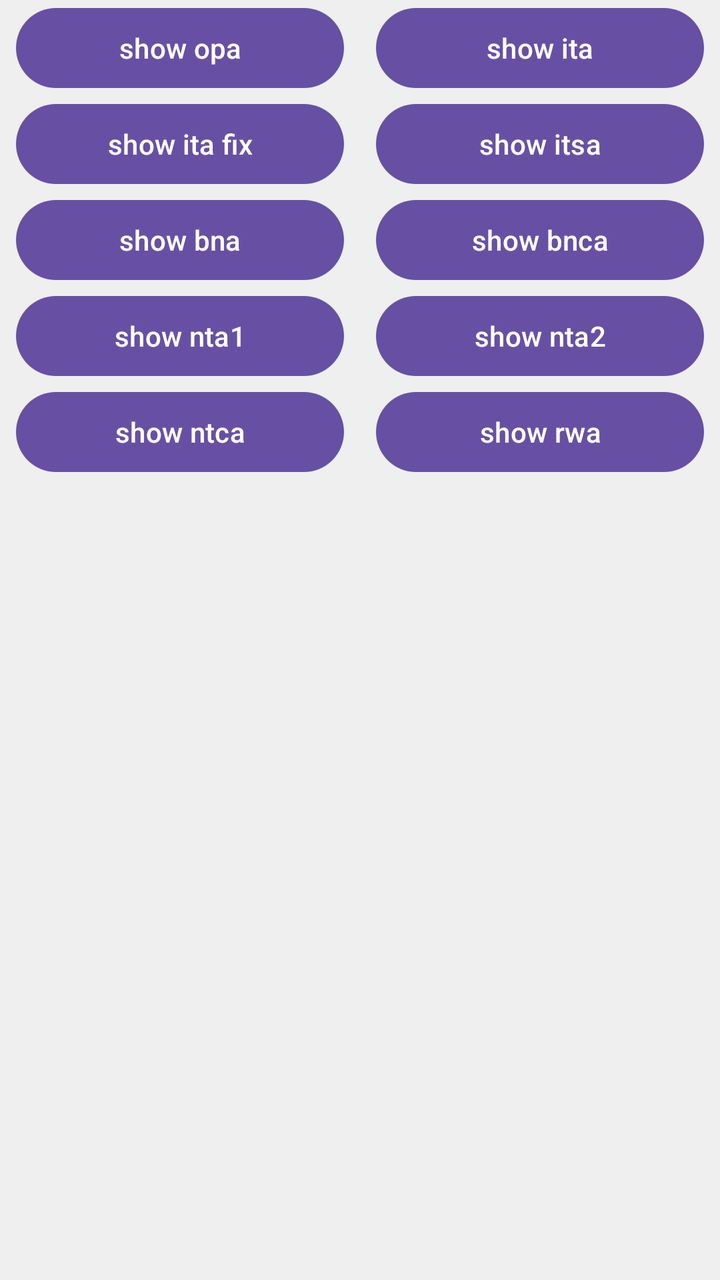
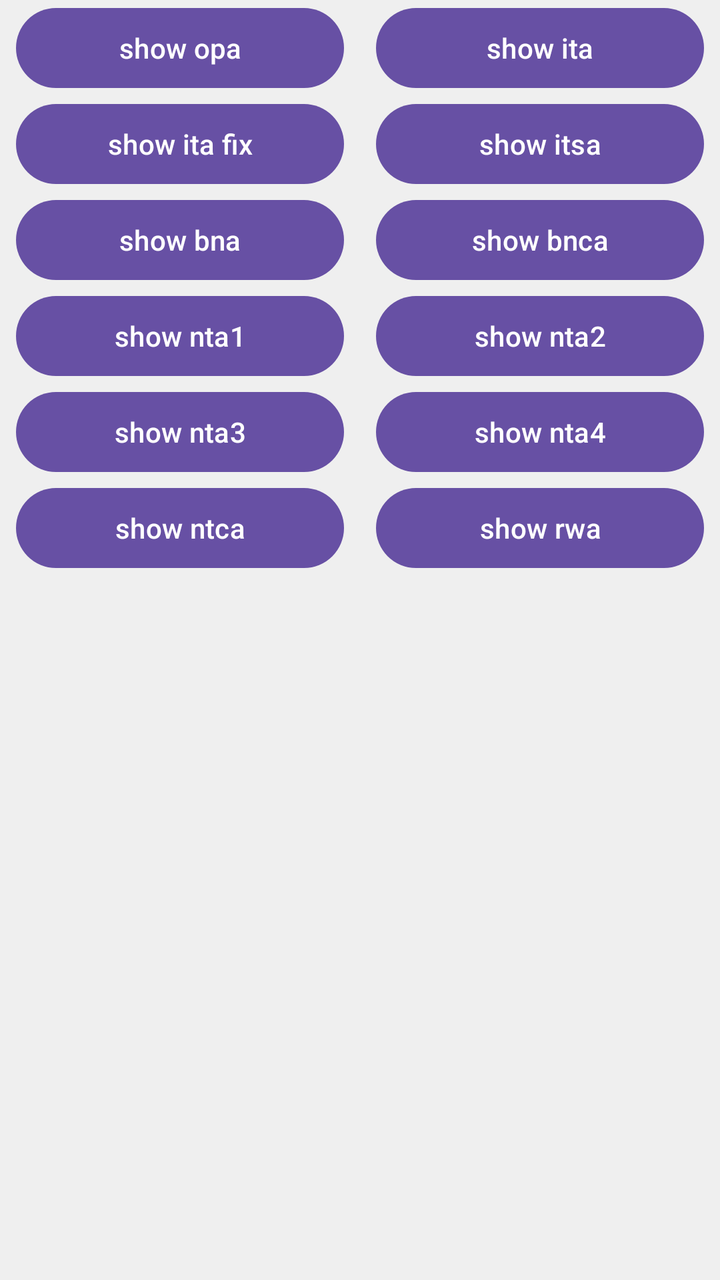

Compare the two renders of this Android layout. The source of the first and the diff that turns it into the second are given below.
<!-- AndroidManifest.xml: application theme Theme.TestModuleAds -->
<!-- res/layout/activity_main.xml -->
<?xml version="1.0" encoding="utf-8"?>
<layout xmlns:android="http://schemas.android.com/apk/res/android"
    xmlns:app="http://schemas.android.com/apk/res-auto"
    xmlns:tools="http://schemas.android.com/tools">

    <androidx.constraintlayout.widget.ConstraintLayout
        android:layout_width="match_parent"
        android:layout_height="match_parent"
        android:background="#EFEFEF">

        <ScrollView
            android:id="@+id/layout_select"
            android:layout_width="match_parent"
            android:layout_height="0dp"
            app:layout_constraintHeight_percent="0.5"
            app:layout_constraintTop_toTopOf="parent">

            <LinearLayout
                android:layout_width="match_parent"
                android:layout_height="wrap_content"
                android:fitsSystemWindows="true"
                android:orientation="vertical"
                android:paddingHorizontal="8dp">

                <LinearLayout
                    android:layout_width="match_parent"
                    android:layout_height="wrap_content">

                    <Button
                        android:id="@+id/show_opa"
                        android:layout_width="0dp"
                        android:layout_height="wrap_content"
                        android:layout_marginEnd="8dp"
                        android:layout_weight="1"
                        android:text="show opa"
                        tools:ignore="HardcodedText" />

                    <Button
                        android:id="@+id/show_ita"
                        android:layout_width="0dp"
                        android:layout_height="wrap_content"
                        android:layout_marginStart="8dp"
                        android:layout_weight="1"
                        android:text="show ita"
                        tools:ignore="HardcodedText" />
                </LinearLayout>

                <LinearLayout
                    android:layout_width="match_parent"
                    android:layout_height="wrap_content">

                    <Button
                        android:id="@+id/show_ita_fix"
                        android:layout_width="0dp"
                        android:layout_height="wrap_content"
                        android:layout_marginEnd="8dp"
                        android:layout_weight="1"
                        android:text="show ita fix"
                        tools:ignore="HardcodedText" />

                    <Button
                        android:id="@+id/show_itsa"
                        android:layout_width="0dp"
                        android:layout_height="wrap_content"
                        android:layout_marginStart="8dp"
                        android:layout_weight="1"
                        android:text="show itsa"
                        tools:ignore="HardcodedText" />
                </LinearLayout>

                <LinearLayout
                    android:layout_width="match_parent"
                    android:layout_height="wrap_content">

                    <Button
                        android:id="@+id/show_bna"
                        android:layout_width="0dp"
                        android:layout_height="wrap_content"
                        android:layout_marginEnd="8dp"
                        android:layout_weight="1"
                        android:text="show bna"
                        tools:ignore="HardcodedText" />

                    <Button
                        android:id="@+id/show_bnca"
                        android:layout_width="0dp"
                        android:layout_height="wrap_content"
                        android:layout_marginStart="8dp"
                        android:layout_weight="1"
                        android:text="show bnca"
                        tools:ignore="HardcodedText" />
                </LinearLayout>

                <LinearLayout
                    android:layout_width="match_parent"
                    android:layout_height="wrap_content">

                    <Button
                        android:id="@+id/show_nta1"
                        android:layout_width="0dp"
                        android:layout_height="wrap_content"
                        android:layout_marginEnd="8dp"
                        android:layout_weight="1"
                        android:text="show nta1"
                        tools:ignore="HardcodedText" />

                    <Button
                        android:id="@+id/show_nta2"
                        android:layout_width="0dp"
                        android:layout_height="wrap_content"
                        android:layout_marginStart="8dp"
                        android:layout_weight="1"
                        android:text="show nta2"
                        tools:ignore="HardcodedText" />
                </LinearLayout>

                <LinearLayout
                    android:layout_width="match_parent"
                    android:layout_height="wrap_content">

                    <Button
                        android:id="@+id/show_ntca"
                        android:layout_width="0dp"
                        android:layout_height="wrap_content"
                        android:layout_marginEnd="8dp"
                        android:layout_weight="1"
                        android:text="show ntca"
                        tools:ignore="HardcodedText" />

                    <Button
                        android:id="@+id/show_rwa"
                        android:layout_width="0dp"
                        android:layout_height="wrap_content"
                        android:layout_marginStart="8dp"
                        android:layout_weight="1"
                        android:text="show rwa"
                        tools:ignore="HardcodedText" />

                </LinearLayout>
            </LinearLayout>
        </ScrollView>

        <FrameLayout
            android:id="@+id/adFrame"
            android:layout_width="match_parent"
            android:layout_height="wrap_content"
            app:layout_constraintBottom_toBottomOf="parent"
            app:layout_constraintTop_toBottomOf="@id/layout_select" />

    </androidx.constraintlayout.widget.ConstraintLayout>
</layout>
<!-- resources referenced by this layout -->
<resources>
  <style name="Theme.TestModuleAds" parent="Base.Theme.TestModuleAds" />
  <style name="Base.Theme.TestModuleAds" parent="Theme.Material3.DayNight.NoActionBar">
          
          
      </style>
</resources>

<!-- the commit's change to res/layout/activity_main.xml (unified diff, before → after) -->
@@ -113,7 +113,28 @@
                         android:text="show nta2"
                         tools:ignore="HardcodedText" />
                 </LinearLayout>
+                <LinearLayout
+                    android:layout_width="match_parent"
+                    android:layout_height="wrap_content">
 
+                    <Button
+                        android:id="@+id/show_nta3"
+                        android:layout_width="0dp"
+                        android:layout_height="wrap_content"
+                        android:layout_marginEnd="8dp"
+                        android:layout_weight="1"
+                        android:text="show nta3"
+                        tools:ignore="HardcodedText" />
+
+                    <Button
+                        android:id="@+id/show_nta4"
+                        android:layout_width="0dp"
+                        android:layout_height="wrap_content"
+                        android:layout_marginStart="8dp"
+                        android:layout_weight="1"
+                        android:text="show nta4"
+                        tools:ignore="HardcodedText" />
+                </LinearLayout>
                 <LinearLayout
                     android:layout_width="match_parent"
                     android:layout_height="wrap_content">
